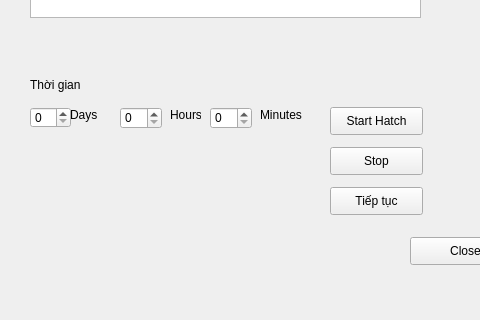
Above: QT code/mainwindow.ui from tuanpd205459/HardwareInterfaceProgrammingQt before the change; both pictures show x 0 to 480 and y 313 to 633 of the 600 by 633 pixel window. Below: the same form after it.
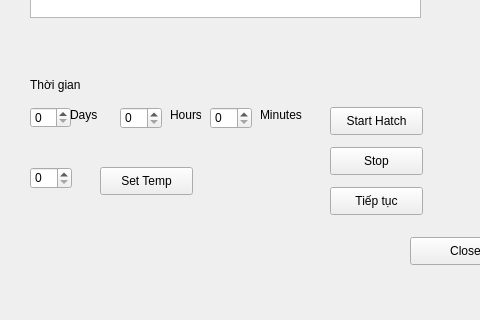
That is the form after the change.

Patch:
```diff
--- a/QT code/mainwindow.ui
+++ b/QT code/mainwindow.ui
@@ -737,6 +737,29 @@
      <string>Tiếp tục</string>
     </property>
    </widget>
+   <widget class="QSpinBox" name="spinBoxSetTemp">
+    <property name="geometry">
+     <rect>
+      <x>30</x>
+      <y>480</y>
+      <width>42</width>
+      <height>22</height>
+     </rect>
+    </property>
+   </widget>
+   <widget class="QPushButton" name="pushButtonSetTemp">
+    <property name="geometry">
+     <rect>
+      <x>100</x>
+      <y>480</y>
+      <width>93</width>
+      <height>28</height>
+     </rect>
+    </property>
+    <property name="text">
+     <string>Set Temp</string>
+    </property>
+   </widget>
   </widget>
   <widget class="QMenuBar" name="menubar">
    <property name="geometry">
```
